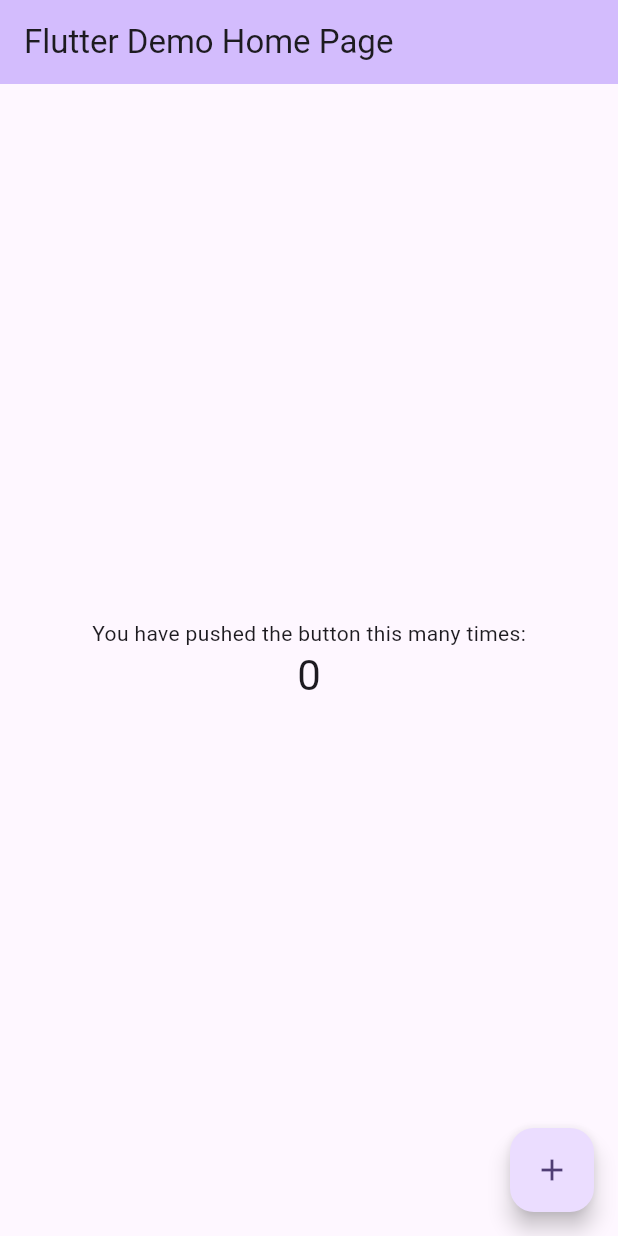
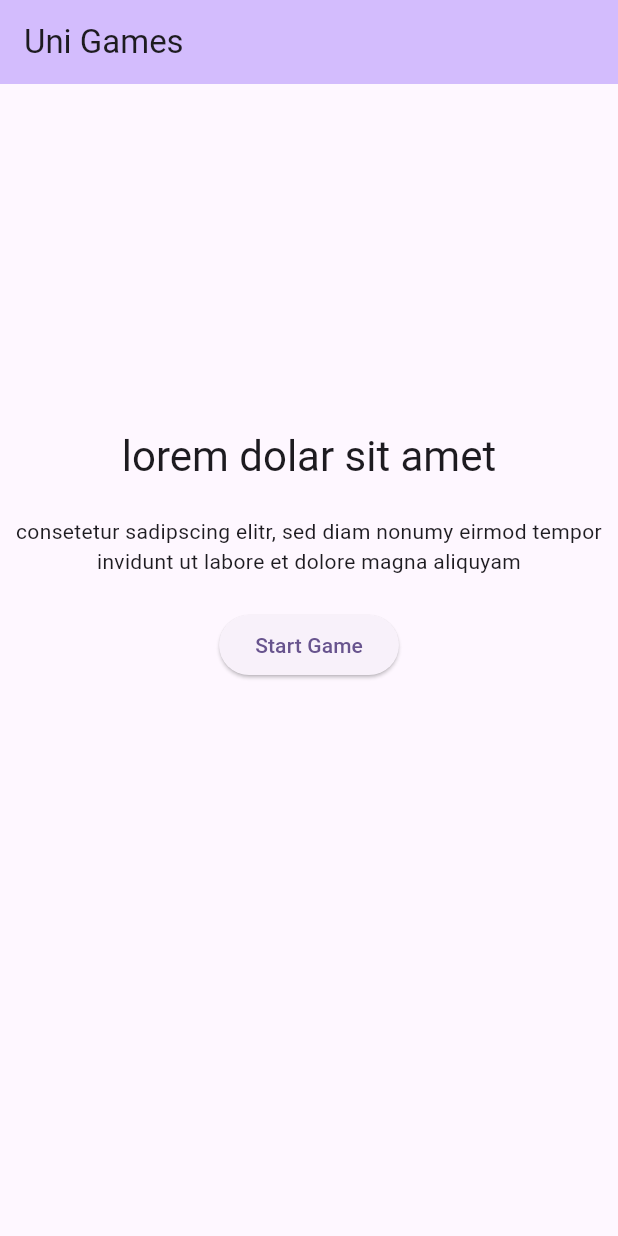
Before and after one commit to Mo92/unigame, a Flutter app: the screen it shows after launch, on a phone screen of 412 x 824 dp. Run offline on Flutter 3.47's test engine with Material 3 defaults, Android fonts, the phone set to English and light mode, and no system bars.

Commit message:
add routing

```diff
--- a/lib/main.dart
+++ b/lib/main.dart
@@ -1,4 +1,5 @@
 import 'package:flutter/material.dart';
+import 'package:unigame/pages/landing_page.dart';
 
 void main() {
   runApp(const UniGame());
@@ -10,60 +11,12 @@ class UniGame extends StatelessWidget {
   @override
   Widget build(BuildContext context) {
     return MaterialApp(
-      title: 'Flutter Demo',
+      title: 'Uni Game ZDS',
       theme: ThemeData(
         colorScheme: ColorScheme.fromSeed(seedColor: Colors.deepPurple),
         useMaterial3: true,
       ),
-      home: const MyHomePage(title: 'Flutter Demo Home Page'),
+      home: const LandingPage(),
     );
   }
 }
-
-class MyHomePage extends StatefulWidget {
-  const MyHomePage({super.key, required this.title});
-
-  final String title;
-
-  @override
-  State<MyHomePage> createState() => _MyHomePageState();
-}
-
-class _MyHomePageState extends State<MyHomePage> {
-  int _counter = 0;
-
-  void _incrementCounter() {
-    setState(() {
-      _counter++;
-    });
-  }
-
-  @override
-  Widget build(BuildContext context) {
-    return Scaffold(
-      appBar: AppBar(
-        backgroundColor: Theme.of(context).colorScheme.inversePrimary,
-        title: Text(widget.title),
-      ),
-      body: Center(
-        child: Column(
-          mainAxisAlignment: MainAxisAlignment.center,
-          children: <Widget>[
-            const Text(
-              'You have pushed the button this many times:',
-            ),
-            Text(
-              '$_counter',
-              style: Theme.of(context).textTheme.headlineMedium,
-            ),
-          ],
-        ),
-      ),
-      floatingActionButton: FloatingActionButton(
-        onPressed: _incrementCounter,
-        tooltip: 'Increment',
-        child: const Icon(Icons.add),
-      ),
-    );
-  }
-}
--- /dev/null
+++ b/lib/pages/game/game_page.dart
@@ -0,0 +1,20 @@
+import 'package:flutter/material.dart';
+
+class GamePage extends StatelessWidget {
+  const GamePage({super.key});
+
+  Widget _buildBody(BuildContext context) {
+    return const Center();
+  }
+
+  @override
+  Widget build(BuildContext context) {
+    return Scaffold(
+      appBar: AppBar(
+        backgroundColor: Theme.of(context).colorScheme.inversePrimary,
+        title: const Text('Lets Gamble'),
+      ),
+      body: _buildBody(context),
+    );
+  }
+}
--- /dev/null
+++ b/lib/pages/landing_page.dart
@@ -0,0 +1,49 @@
+import 'package:flutter/material.dart';
+import 'package:unigame/pages/game/game_page.dart';
+
+class LandingPage extends StatelessWidget {
+  const LandingPage({super.key});
+
+  Widget _buildBody(BuildContext context) {
+    return Center(
+      child: Column(
+        mainAxisAlignment: MainAxisAlignment.center,
+        children: [
+          Text(
+            'lorem dolar sit amet',
+            style: Theme.of(context).textTheme.headlineMedium,
+          ),
+          const SizedBox(height: 14),
+          const Padding(
+            padding: EdgeInsets.all(8.0),
+            child: Text(
+              'consetetur sadipscing elitr, sed diam nonumy eirmod tempor invidunt ut labore et dolore magna aliquyam',
+              textAlign: TextAlign.center,
+            ),
+          ),
+          const SizedBox(height: 14),
+          ElevatedButton(
+            onPressed: () => Navigator.of(context).pushReplacement(
+              MaterialPageRoute(
+                builder: (_) => const GamePage(),
+              ),
+            ),
+            child: const Text('Start Game'),
+          ),
+          const SizedBox(height: 140),
+        ],
+      ),
+    );
+  }
+
+  @override
+  Widget build(BuildContext context) {
+    return Scaffold(
+      appBar: AppBar(
+        backgroundColor: Theme.of(context).colorScheme.inversePrimary,
+        title: const Text('Uni Games'),
+      ),
+      body: _buildBody(context),
+    );
+  }
+}
```
